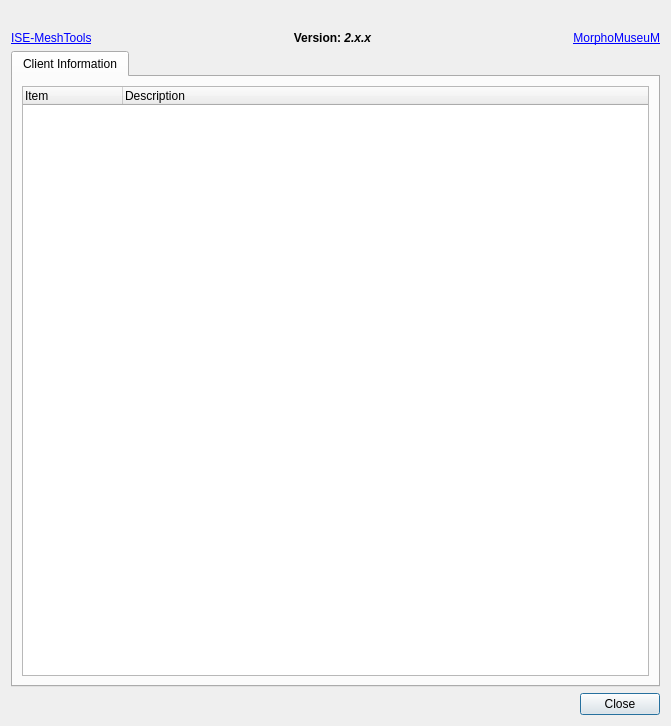
Before: the Qt Designer form Qt/mqAboutDialog.ui in morphomuseum/ISE-MeshTools, drawn with Qt 5.
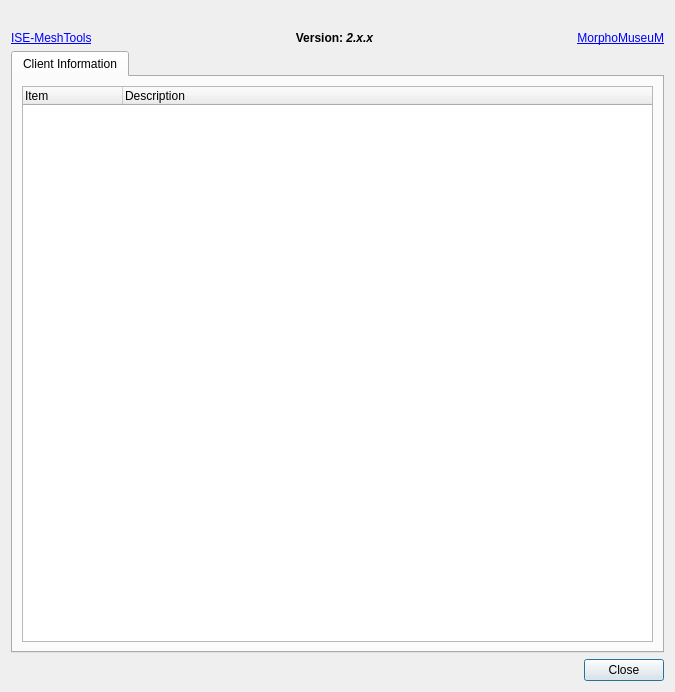
After: the same form once the commit is applied. Icons and pictures are not drawn.

Diff of the .ui file:
```diff
--- a/Qt/mqAboutDialog.ui
+++ b/Qt/mqAboutDialog.ui
@@ -6,8 +6,8 @@
    <rect>
     <x>0</x>
     <y>0</y>
-    <width>671</width>
-    <height>726</height>
+    <width>675</width>
+    <height>692</height>
    </rect>
   </property>
   <property name="sizePolicy">
```
